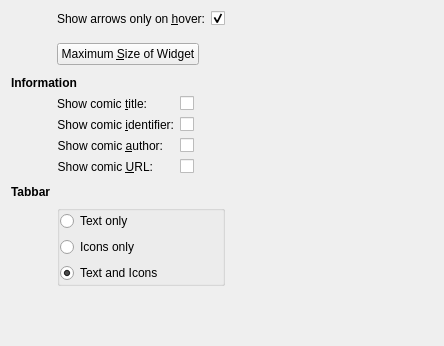
Old version of the form applets/comic/appearanceSettings.ui in the repository KDE/kdeplasma-addons.
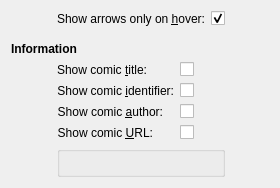
New version of the form. Custom widgets are drawn as their Qt base class.

```diff
--- a/applets/comic/appearanceSettings.ui
+++ b/applets/comic/appearanceSettings.ui
@@ -6,8 +6,8 @@
    <rect>
     <x>0</x>
     <y>0</y>
-    <width>444</width>
-    <height>346</height>
+    <width>280</width>
+    <height>182</height>
    </rect>
   </property>
   <property name="minimumSize">
@@ -20,6 +20,38 @@
    <string notr="true"/>
   </property>
   <layout class="QGridLayout" name="gridLayout">
+   <item row="0" column="0">
+    <spacer name="horizontalSpacer">
+     <property name="orientation">
+      <enum>Qt::Horizontal</enum>
+     </property>
+     <property name="sizeType">
+      <enum>QSizePolicy::Fixed</enum>
+     </property>
+     <property name="sizeHint" stdset="0">
+      <size>
+       <width>40</width>
+       <height>5</height>
+      </size>
+     </property>
+    </spacer>
+   </item>
+   <item row="1" column="0" colspan="2">
+    <spacer name="verticalSpacer_4">
+     <property name="orientation">
+      <enum>Qt::Vertical</enum>
+     </property>
+     <property name="sizeType">
+      <enum>QSizePolicy::Fixed</enum>
+     </property>
+     <property name="sizeHint" stdset="0">
+      <size>
+       <width>40</width>
+       <height>5</height>
+      </size>
+     </property>
+    </spacer>
+   </item>
    <item row="0" column="1">
     <layout class="QFormLayout" name="formLayout_2">
      <property name="sizeConstraint">
@@ -51,60 +83,8 @@
        </property>
       </widget>
      </item>
-     <item row="2" column="0">
-      <widget class="QPushButton" name="pushButton_Size">
-       <property name="text">
-        <string>Maximum &amp;Size of Widget</string>
-       </property>
-      </widget>
-     </item>
-     <item row="1" column="0">
-      <spacer name="verticalSpacer_2">
-       <property name="orientation">
-        <enum>Qt::Vertical</enum>
-       </property>
-       <property name="sizeType">
-        <enum>QSizePolicy::Fixed</enum>
-       </property>
-       <property name="sizeHint" stdset="0">
-        <size>
-         <width>20</width>
-         <height>5</height>
-        </size>
-       </property>
-      </spacer>
-     </item>
     </layout>
    </item>
-   <item row="0" column="2">
-    <spacer name="horizontalSpacer_2">
-     <property name="orientation">
-      <enum>Qt::Horizontal</enum>
-     </property>
-     <property name="sizeHint" stdset="0">
-      <size>
-       <width>40</width>
-       <height>20</height>
-      </size>
-     </property>
-    </spacer>
-   </item>
-   <item row="1" column="0">
-    <spacer name="verticalSpacer_4">
-     <property name="orientation">
-      <enum>Qt::Vertical</enum>
-     </property>
-     <property name="sizeType">
-      <enum>QSizePolicy::Fixed</enum>
-     </property>
-     <property name="sizeHint" stdset="0">
-      <size>
-       <width>40</width>
-       <height>5</height>
-      </size>
-     </property>
-    </spacer>
-   </item>
    <item row="2" column="0" colspan="2">
     <widget class="QLabel" name="label_3">
      <property name="font">
@@ -220,49 +200,7 @@
      </item>
     </layout>
    </item>
-   <item row="4" column="0">
-    <spacer name="verticalSpacer_5">
-     <property name="orientation">
-      <enum>Qt::Vertical</enum>
-     </property>
-     <property name="sizeType">
-      <enum>QSizePolicy::Fixed</enum>
-     </property>
-     <property name="sizeHint" stdset="0">
-      <size>
-       <width>40</width>
-       <height>5</height>
-      </size>
-     </property>
-    </spacer>
-   </item>
-   <item row="5" column="0">
-    <widget class="QLabel" name="label_2">
-     <property name="font">
-      <font>
-       <weight>75</weight>
-       <bold>true</bold>
-      </font>
-     </property>
-     <property name="text">
-      <string>Tabbar</string>
-     </property>
-    </widget>
-   </item>
-   <item row="7" column="1">
-    <spacer name="verticalSpacer">
-     <property name="orientation">
-      <enum>Qt::Vertical</enum>
-     </property>
-     <property name="sizeHint" stdset="0">
-      <size>
-       <width>20</width>
-       <height>40</height>
-      </size>
-     </property>
-    </spacer>
-   </item>
-   <item row="6" column="1">
+   <item row="4" column="1">
     <widget class="KButtonGroup" name="kbuttongroup">
      <property name="title">
       <string/>
@@ -275,32 +213,34 @@
        <number>0</number>
       </property>
       <item>
-       <widget class="QRadioButton" name="radioButton_1">
-        <property name="text">
-         <string comment="Tabbar will show text only">Text only</string>
+       <spacer name="verticalSpacer">
+        <property name="orientation">
+         <enum>Qt::Vertical</enum>
         </property>
-       </widget>
-      </item>
-      <item>
-       <widget class="QRadioButton" name="radioButton_2">
-        <property name="text">
-         <string comment="Tabbar will show icons only">Icons only</string>
+        <property name="sizeHint" stdset="0">
+         <size>
+          <width>20</width>
+          <height>40</height>
+         </size>
         </property>
-       </widget>
-      </item>
-      <item>
-       <widget class="QRadioButton" name="radioButton_3">
-        <property name="text">
-         <string comment="Tabbar will show both text and icons">Text and Icons</string>
-        </property>
-        <property name="checked">
-         <bool>true</bool>
-        </property>
-       </widget>
+       </spacer>
       </item>
      </layout>
     </widget>
    </item>
+   <item row="0" column="2">
+    <spacer name="horizontalSpacer_2">
+     <property name="orientation">
+      <enum>Qt::Horizontal</enum>
+     </property>
+     <property name="sizeHint" stdset="0">
+      <size>
+       <width>40</width>
+       <height>20</height>
+      </size>
+     </property>
+    </spacer>
+   </item>
   </layout>
  </widget>
  <customwidgets>
```
Left out of the diff: 1 changed line with no effect on the pictures.
